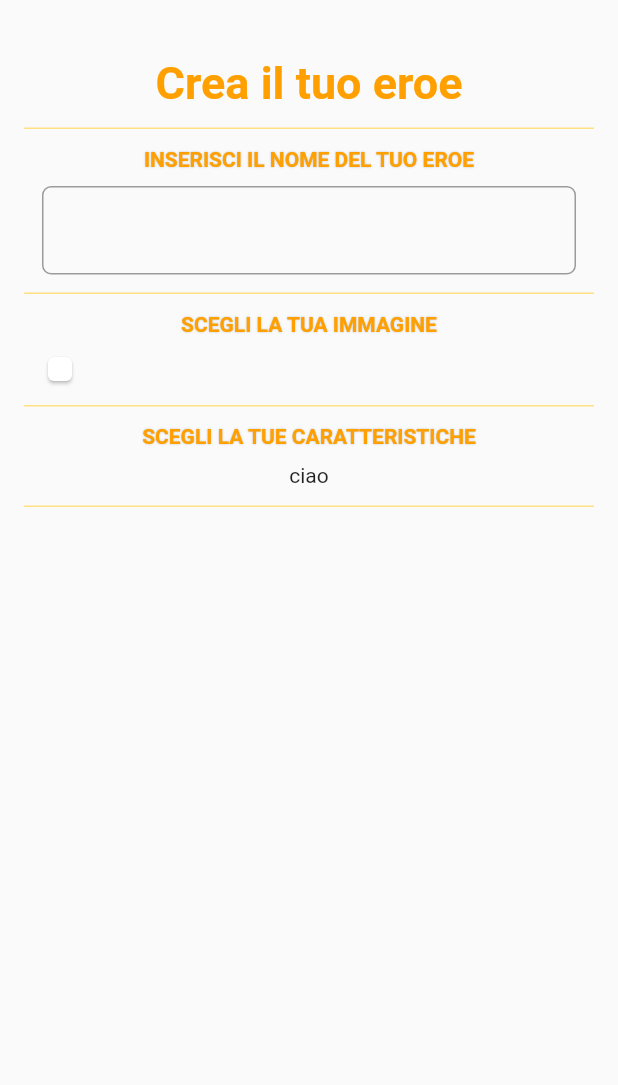
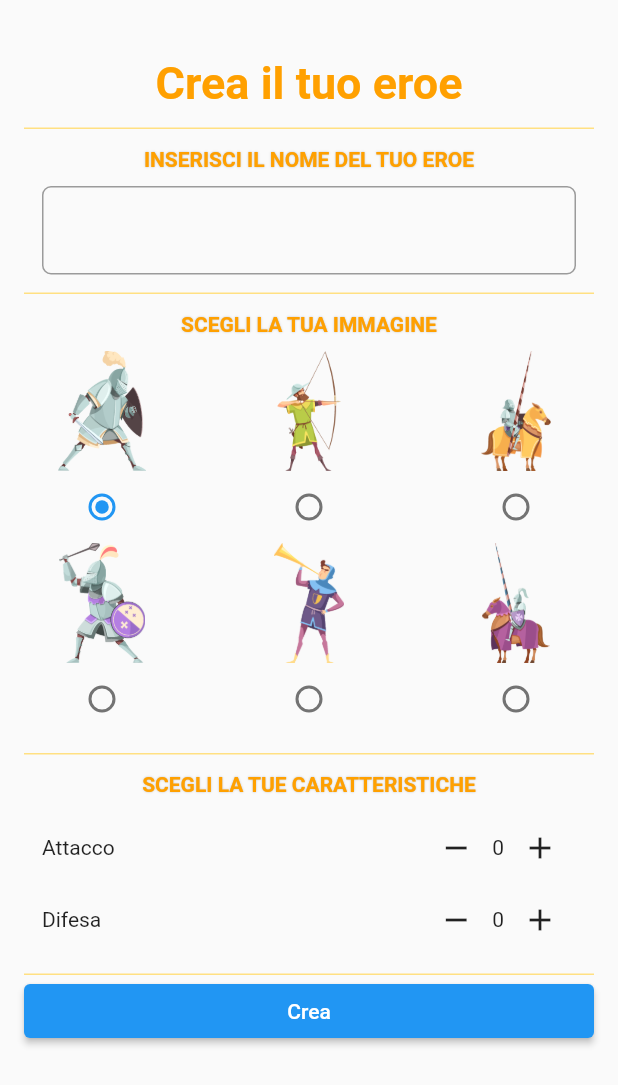
Before and after one commit to VinRu5/kombat_game, a Flutter app: the CreateCharacter widget shown alone on an empty page, opened directly, on a phone screen of 412 x 824 dp. Shown: the top 1085 px of the screen. Run offline on Flutter 3.47's test engine with Material 2 defaults, Android fonts, the light colour scheme and no system bars.

Commit message:
form e passaggio dati

```diff
--- /dev/null
+++ b/lib/components/editor_line.dart
@@ -0,0 +1,55 @@
+import 'package:flutter/material.dart';
+
+class EditorLine extends StatefulWidget {
+  final String text;
+  void Function(int value) onChange;
+  EditorLine({
+    required this.text,
+    required this.onChange,
+    Key? key,
+  }) : super(key: key);
+
+  @override
+  _EditorLineState createState() => _EditorLineState();
+}
+
+class _EditorLineState extends State<EditorLine> {
+  int value = 0;
+
+  void addValue() {
+    setState(() {
+      value += 1;
+    });
+    widget.onChange(value);
+  }
+
+  void removeValue() {
+    setState(() {
+      value -= 1;
+    });
+    widget.onChange(value);
+  }
+
+  @override
+  Widget build(BuildContext context) {
+    return Row(
+      mainAxisAlignment: MainAxisAlignment.spaceBetween,
+      children: [
+        Text(widget.text),
+        Row(
+          children: [
+            IconButton(
+              onPressed: removeValue,
+              icon: Icon(Icons.remove),
+            ),
+            Text(value.toString()),
+            IconButton(
+              onPressed: addValue,
+              icon: Icon(Icons.add),
+            ),
+          ],
+        ),
+      ],
+    );
+  }
+}
--- a/lib/screen/create_character.dart
+++ b/lib/screen/create_character.dart
@@ -1,7 +1,6 @@
 import 'package:flutter/material.dart';
-import 'package:kombat_game/components/character_card.dart';
+import 'package:kombat_game/components/editor_line.dart';
 import 'package:kombat_game/components/slot_create.dart';
-import 'package:kombat_game/models/character.dart';
 
 enum Photo {
   warriorBlue,
@@ -21,6 +20,34 @@ class CreateCharacter extends StatefulWidget {
 
 class _CreateCharacterState extends State<CreateCharacter> {
   Photo? photoValue = Photo.warriorBlue;
+  TextEditingController inputText = TextEditingController();
+  int attackValue = 0;
+  int defenseValue = 0;
+
+  void setRadio(value) {
+    setState(() {
+      photoValue = value;
+    });
+  }
+
+  void generateHero() {
+    print(inputText.text);
+    print(photoValue);
+    print(attackValue);
+    print(defenseValue);
+  }
+
+  void setAttackValue(value) {
+    setState(() {
+      attackValue = value;
+    });
+  }
+
+  void setDefenseValue(value) {
+    setState(() {
+      defenseValue = value;
+    });
+  }
 
   @override
   Widget build(BuildContext context) {
@@ -41,6 +68,7 @@ class _CreateCharacterState extends State<CreateCharacter> {
           SlotCreate(
             text: 'Inserisci il nome del tuo Eroe',
             child: TextField(
+              controller: inputText,
               decoration: InputDecoration(
                 border: OutlineInputBorder(
                   borderRadius: BorderRadius.circular(6),
@@ -53,25 +81,132 @@ class _CreateCharacterState extends State<CreateCharacter> {
             text: 'Scegli la tua immagine',
           ),
           SlotCreate(
-            child: Text('ciao'),
+            child: characterEditor(),
             text: 'Scegli la tue caratteristiche',
+          ),
+          ElevatedButton(
+            onPressed: generateHero,
+            child: Text('Crea'),
           ),
         ],
       ),
     );
   }
 
-  Widget viewImages() => Row(
+  Widget characterEditor() => Column(
         children: [
-          Card(
-            child: Padding(
-              padding: const EdgeInsets.all(8.0),
-              child: Column(
+          EditorLine(
+            text: 'Attacco',
+            onChange: (value) => setAttackValue(value),
+          ),
+          EditorLine(
+            text: 'Difesa',
+            onChange: (value) => setDefenseValue(value),
+          ),
+        ],
+      );
+
+  Widget viewImages() => Column(
+        children: [
+          Row(
+            mainAxisAlignment: MainAxisAlignment.spaceBetween,
+            children: [
+              Column(
                 children: [
-                  //TODO: riempire qui
+                  Image.asset(
+                    'assets/images/cavaliere_2.png',
+                    width: 80,
+                    height: 80,
+                    fit: BoxFit.contain,
+                  ),
+                  Radio(
+                    value: Photo.warriorBlue,
+                    groupValue: photoValue,
+                    onChanged: (value) => setRadio(value),
+                  ),
                 ],
               ),
-            ),
+              Column(
+                children: [
+                  Image.asset(
+                    'assets/images/arciere_2.png',
+                    width: 80,
+                    height: 80,
+                    fit: BoxFit.contain,
+                  ),
+                  Radio(
+                    value: Photo.archerBlue,
+                    groupValue: photoValue,
+                    onChanged: (value) => setRadio(value),
+                  ),
+                ],
+              ),
+              Column(
+                children: [
+                  Image.asset(
+                    'assets/images/cavaliere_2_1.png',
+                    width: 80,
+                    height: 80,
+                    fit: BoxFit.contain,
+                  ),
+                  Radio(
+                    value: Photo.knigthBlue,
+                    groupValue: photoValue,
+                    onChanged: (value) => setRadio(value),
+                  ),
+                ],
+              ),
+            ],
+          ),
+          Row(
+            mainAxisAlignment: MainAxisAlignment.spaceBetween,
+            children: [
+              Column(
+                children: [
+                  Image.asset(
+                    'assets/images/cavaliere_1.png',
+                    width: 80,
+                    height: 80,
+                    fit: BoxFit.contain,
+                  ),
+                  Radio(
+                    value: Photo.warriorRed,
+                    groupValue: photoValue,
+                    onChanged: (value) => setRadio(value),
+                  ),
+                ],
+              ),
+              Column(
+                children: [
+                  Image.asset(
+                    'assets/images/arciere_1.png',
+                    width: 80,
+                    height: 80,
+                    fit: BoxFit.contain,
+                  ),
+                  Radio(
+                    value: Photo.archerRed,
+                    groupValue: photoValue,
+                    onChanged: (value) => setRadio(value),
+                  ),
+                ],
+              ),
+              Column(
+                children: [
+                  Image.asset(
+                    'assets/images/cavaliere_1_1.png',
+                    width: 80,
+                    height: 80,
+                    fit: BoxFit.contain,
+                  ),
+                  Radio(
+                    value: Photo.knigthRed,
+                    groupValue: photoValue,
+                    onChanged: (value) => setRadio(value),
+                  ),
+                ],
+              ),
+            ],
           )
         ],
       );
```
